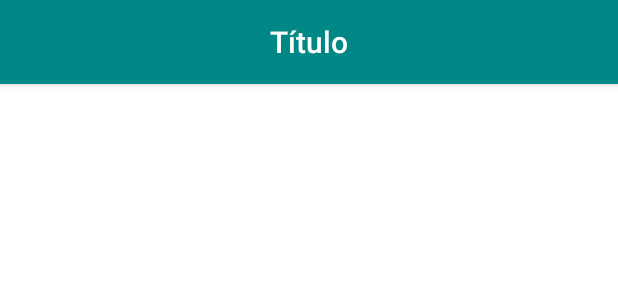
After one commit to BrunoSilvestre00/ifitness-dmos5, an Android app: the layout activity_ranking.xml on its own in the app's theme, with its tools: preview values and no code run, on a phone screen of 412 x 824 dp. The commit adds this screen. Shown: the top 300 px of the screen. Run offline under Robolectric (Android 15) with nearby library versions, the phone set to English and light mode, and no system bars.

Commit message:
Precisa montar a lista para popular o listview

```diff
--- a/app/src/main/AndroidManifest.xml
+++ b/app/src/main/AndroidManifest.xml
@@ -9,6 +9,9 @@
         android:roundIcon="@mipmap/ic_launcher_round"
         android:supportsRtl="true"
         android:theme="@style/Theme.Ifitnessdmos5">
+        <activity
+            android:name=".activitys.RankingActivity"
+            android:exported="false" />
         <activity
             android:name=".activitys.SingUpActivity"
             android:exported="false" />
--- a/app/src/main/java/br/edu/ifsp/arq/ads/dmos5/ifitness_dmos5/activitys/MainActivity.java
+++ b/app/src/main/java/br/edu/ifsp/arq/ads/dmos5/ifitness_dmos5/activitys/MainActivity.java
@@ -62,7 +62,8 @@ public class MainActivity extends AppCompatActivity {
                         // colocar validações aqui
                         break;
                     case R.id.nav_ranking:
-                        //colocar validações aqui
+                        intent = new Intent(MainActivity.this, RankingActivity.class);
+                        startActivity(intent);
                         break;
                     case R.id.nav_logout:
                         //colocar validações aqui
--- /dev/null
+++ b/app/src/main/res/layout/activity_ranking.xml
@@ -0,0 +1,28 @@
+<?xml version="1.0" encoding="utf-8"?>
+<LinearLayout xmlns:android="http://schemas.android.com/apk/res/android"
+    xmlns:app="http://schemas.android.com/apk/res-auto"
+    xmlns:tools="http://schemas.android.com/tools"
+    android:layout_width="match_parent"
+    android:layout_height="match_parent"
+    android:orientation="vertical"
+    tools:context=".activitys.RankingActivity">
+
+    <com.google.android.material.appbar.AppBarLayout
+        android:layout_width="match_parent"
+        android:layout_height="wrap_content">
+
+        <include
+            layout="@layout/menu_toolbar_layout"
+            android:layout_width="match_parent"
+            android:layout_height="?attr/actionBarSize" />
+
+    </com.google.android.material.appbar.AppBarLayout>
+
+    <ListView
+        android:id="@+id/list"
+        android:layout_width="match_parent"
+        android:layout_height="match_parent"
+        android:dividerHeight="1dp" />
+
+
+</LinearLayout>
```
Also changed, not shown: app/src/main/java/br/edu/ifsp/arq/ads/dmos5/ifitness_dmos5/activitys/RankingActivity.java (added, +37 -0 lines).
